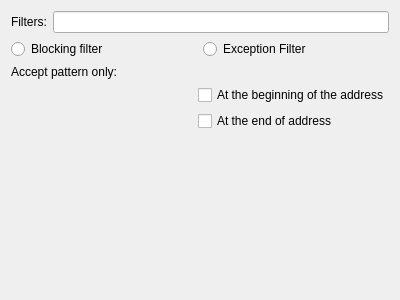
The window that messageviewer/adblock/ui/adblockcreatefilterwidget.ui (KDE/kdepim) describes before a commit, drawn with Qt 5.
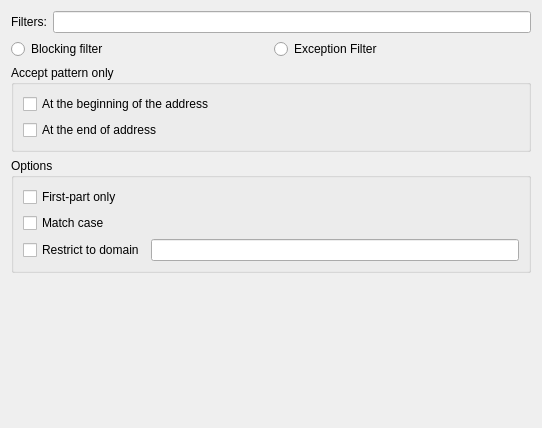
The same window after the commit.

What changed in the file:
```diff
--- a/messageviewer/adblock/ui/adblockcreatefilterwidget.ui
+++ b/messageviewer/adblock/ui/adblockcreatefilterwidget.ui
@@ -6,12 +6,12 @@
    <rect>
     <x>0</x>
     <y>0</y>
-    <width>400</width>
-    <height>300</height>
+    <width>542</width>
+    <height>428</height>
    </rect>
   </property>
-  <layout class="QGridLayout" name="gridLayout_2">
-   <item row="0" column="0" colspan="2">
+  <layout class="QVBoxLayout" name="verticalLayout_3">
+   <item>
     <layout class="QHBoxLayout" name="horizontalLayout">
      <item>
       <widget class="QLabel" name="label">
@@ -29,7 +29,7 @@
      </item>
     </layout>
    </item>
-   <item row="1" column="0" colspan="2">
+   <item>
     <layout class="QHBoxLayout" name="horizontalLayout_2">
      <item>
       <widget class="QRadioButton" name="blockingFilter">
@@ -47,27 +47,20 @@
      </item>
     </layout>
    </item>
-   <item row="2" column="0" colspan="2">
-    <layout class="QHBoxLayout" name="horizontalLayout_3">
      <item>
-      <widget class="QLabel" name="label_2">
-       <property name="text">
-        <string>Accept pattern only:</string>
-       </property>
-      </widget>
-     </item>
-    </layout>
-   </item>
-   <item row="3" column="1">
-    <layout class="QGridLayout" name="gridLayout">
-     <item row="0" column="0">
+    <widget class="QGroupBox" name="groupBox">
+     <property name="title">
+      <string>Accept pattern only</string>
+     </property>
+     <layout class="QVBoxLayout" name="verticalLayout">
+      <item>
       <widget class="QCheckBox" name="atTheBeginning">
        <property name="text">
         <string>At the beginning of the address</string>
        </property>
       </widget>
      </item>
-     <item row="1" column="0">
+      <item>
       <widget class="QCheckBox" name="atTheEnd">
        <property name="text">
         <string>At the end of address</string>
@@ -75,8 +68,46 @@
       </widget>
      </item>
     </layout>
+    </widget>
    </item>
-   <item row="4" column="0">
+   <item>
+    <widget class="QGroupBox" name="groupBox_2">
+     <property name="title">
+      <string>Options</string>
+     </property>
+     <layout class="QVBoxLayout" name="verticalLayout_2">
+      <item>
+       <widget class="QCheckBox" name="firstPartOnly">
+        <property name="text">
+         <string>First-part only</string>
+        </property>
+       </widget>
+      </item>
+      <item>
+       <widget class="QCheckBox" name="matchCase">
+        <property name="text">
+         <string>Match case</string>
+        </property>
+       </widget>
+      </item>
+      <item>
+       <layout class="QHBoxLayout" name="horizontalLayout_3">
+        <item>
+         <widget class="QCheckBox" name="restrictToDomain">
+          <property name="text">
+           <string>Restrict to domain</string>
+          </property>
+         </widget>
+        </item>
+        <item>
+         <widget class="QLineEdit" name="restrictToDomainStr"/>
+        </item>
+       </layout>
+      </item>
+     </layout>
+    </widget>
+   </item>
+   <item>
     <spacer name="verticalSpacer">
      <property name="orientation">
       <enum>Qt::Vertical</enum>
```
Lines whose indentation alone changed are shown as unchanged.
